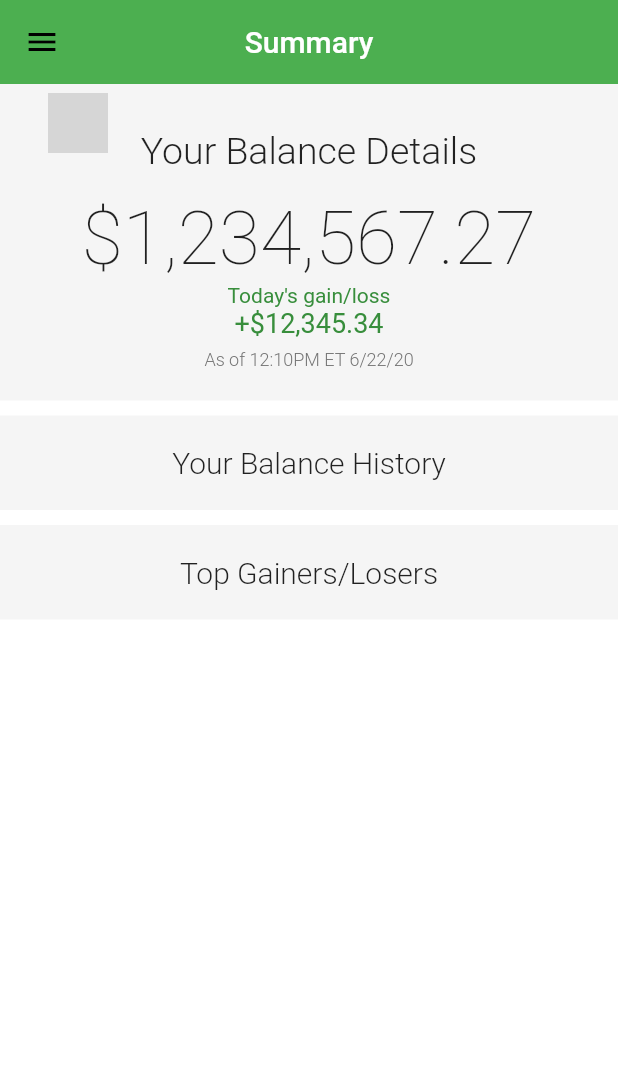
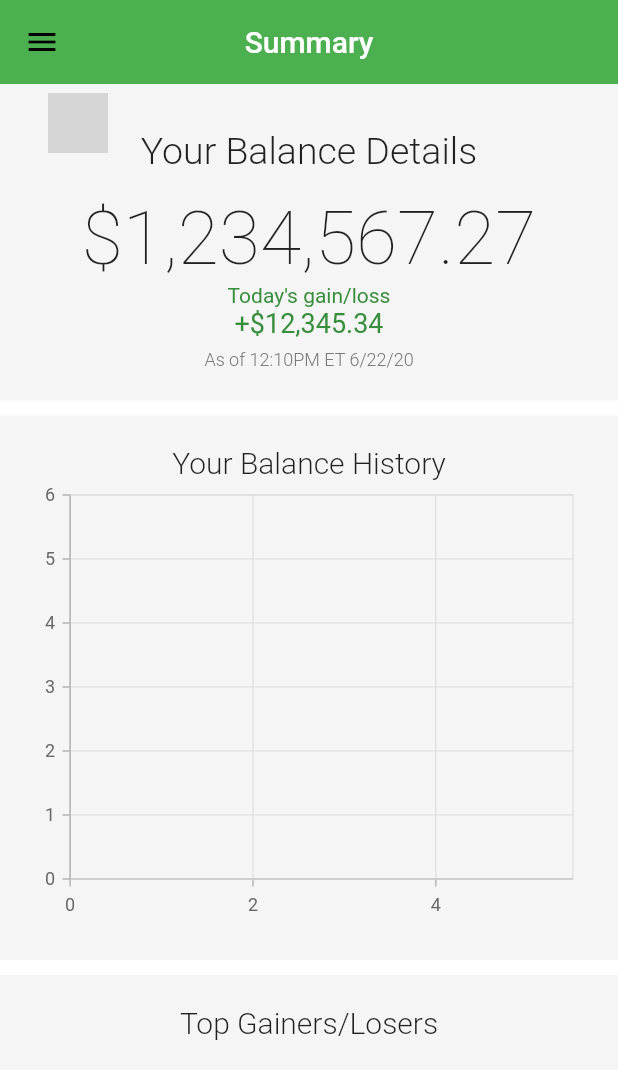
Before and after one commit to bloblet/Toro, a Flutter app: the screen it shows after launch, on a phone screen of 412 x 824 dp. Shown: the top 1079 px of the screen. Run offline on Flutter 3.47's test engine with Material 2 defaults, Android fonts, the phone set to English and light mode, and no system bars; our stand-ins replace font_awesome_flutter, google_fonts, hive, shared_preferences, syncfusion_flutter_charts; missing offline and left inert: feature_discovery, flutter_sequence_animation; accounts and stored records are empty; network calls fail; grey boxes are pictures that could not be loaded.

Commit message:
added chart thingy

```diff
--- a/lib/widgets/summary.dart
+++ b/lib/widgets/summary.dart
@@ -102,7 +102,9 @@ class Summary extends StatelessWidget {
                           fontWeight: FontWeight.w300,
                         ),
                       ),
-                      //add the chart here.
+                      Container(
+                        child: SfCartesianChart(),
+                      ),
                     ],
                   ),
                 ),
@@ -121,7 +123,6 @@ class Summary extends StatelessWidget {
                           fontWeight: FontWeight.w300,
                         ),
                       ),
-                      //add the chart here.
                     ],
                   ),
                 ),
```
